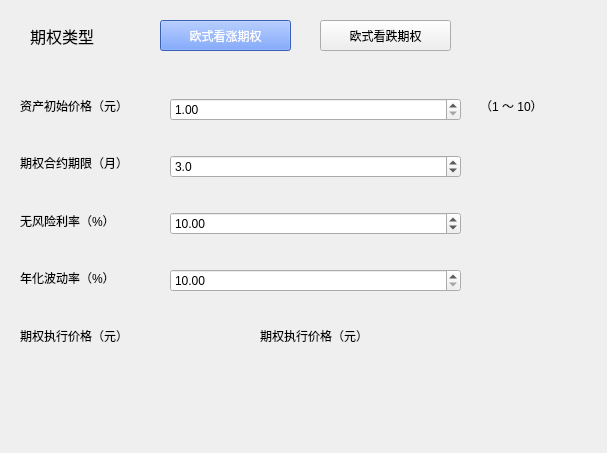
comddy/quantum, file ui/FuturePrice.ui: the form before one commit.
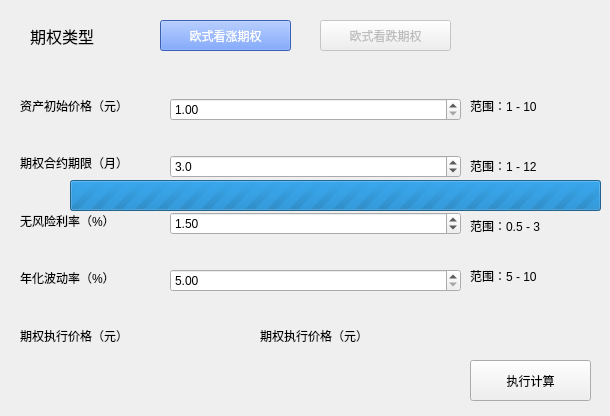
The form after the commit.

Diff of the .ui file:
```diff
--- a/ui/FuturePrice.ui
+++ b/ui/FuturePrice.ui
@@ -6,8 +6,8 @@
    <rect>
     <x>0</x>
     <y>0</y>
-    <width>607</width>
-    <height>453</height>
+    <width>610</width>
+    <height>416</height>
    </rect>
   </property>
   <property name="windowTitle">
@@ -62,6 +62,9 @@
    </property>
   </widget>
   <widget class="QPushButton" name="btnDown">
+   <property name="enabled">
+    <bool>false</bool>
+   </property>
    <property name="geometry">
     <rect>
      <x>320</x>
@@ -166,21 +169,27 @@
        <double>0.500000000000000</double>
       </property>
       <property name="maximum">
-       <double>20.000000000000000</double>
+       <double>3.000000000000000</double>
+      </property>
+      <property name="singleStep">
+       <double>0.100000000000000</double>
       </property>
       <property name="value">
-       <double>10.000000000000000</double>
+       <double>1.500000000000000</double>
       </property>
      </widget>
     </item>
     <item>
      <widget class="QDoubleSpinBox" name="input4">
       <property name="minimum">
-       <double>10.000000000000000</double>
+       <double>5.000000000000000</double>
       </property>
       <property name="maximum">
        <double>50.000000000000000</double>
       </property>
+      <property name="value">
+       <double>5.000000000000000</double>
+      </property>
      </widget>
     </item>
    </layout>
@@ -188,14 +197,85 @@
   <widget class="QLabel" name="label_7">
    <property name="geometry">
     <rect>
-     <x>480</x>
+     <x>470</x>
      <y>90</y>
-     <width>101</width>
+     <width>121</width>
      <height>31</height>
     </rect>
    </property>
    <property name="text">
-    <string>（1 ～ 10）</string>
+    <string>范围：1 - 10</string>
+   </property>
+  </widget>
+  <widget class="QPushButton" name="startCalcBtn">
+   <property name="geometry">
+    <rect>
+     <x>470</x>
+     <y>360</y>
+     <width>121</width>
+     <height>41</height>
+    </rect>
+   </property>
+   <property name="text">
+    <string>执行计算</string>
+   </property>
+  </widget>
+  <widget class="QLabel" name="label_8">
+   <property name="geometry">
+    <rect>
+     <x>470</x>
+     <y>150</y>
+     <width>121</width>
+     <height>31</height>
+    </rect>
+   </property>
+   <property name="text">
+    <string>范围：1 - 12</string>
+   </property>
+  </widget>
+  <widget class="QLabel" name="label_9">
+   <property name="geometry">
+    <rect>
+     <x>470</x>
+     <y>210</y>
+     <width>121</width>
+     <height>31</height>
+    </rect>
+   </property>
+   <property name="text">
+    <string>范围：0.5 - 3</string>
+   </property>
+  </widget>
+  <widget class="QLabel" name="label_10">
+   <property name="geometry">
+    <rect>
+     <x>470</x>
+     <y>260</y>
+     <width>121</width>
+     <height>31</height>
+    </rect>
+   </property>
+   <property name="text">
+    <string>范围：5 - 10</string>
+   </property>
+  </widget>
+  <widget class="QProgressBar" name="calcProgressBar">
+   <property name="geometry">
+    <rect>
+     <x>70</x>
+     <y>180</y>
+     <width>531</width>
+     <height>31</height>
+    </rect>
+   </property>
+   <property name="maximum">
+    <number>0</number>
+   </property>
+   <property name="value">
+    <number>-1</number>
+   </property>
+   <property name="format">
+    <string/>
    </property>
   </widget>
  </widget>
```
